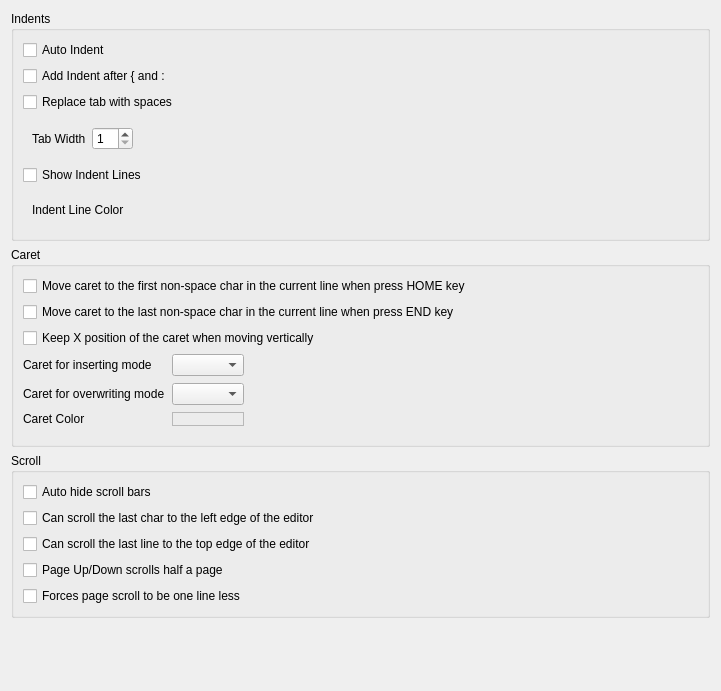
This is RedPandaIDE/settingsdialog/editorgeneralwidget.ui in royqh1979/RedPanda-CPP as Qt 5 draws it before an edit. The edited form follows.
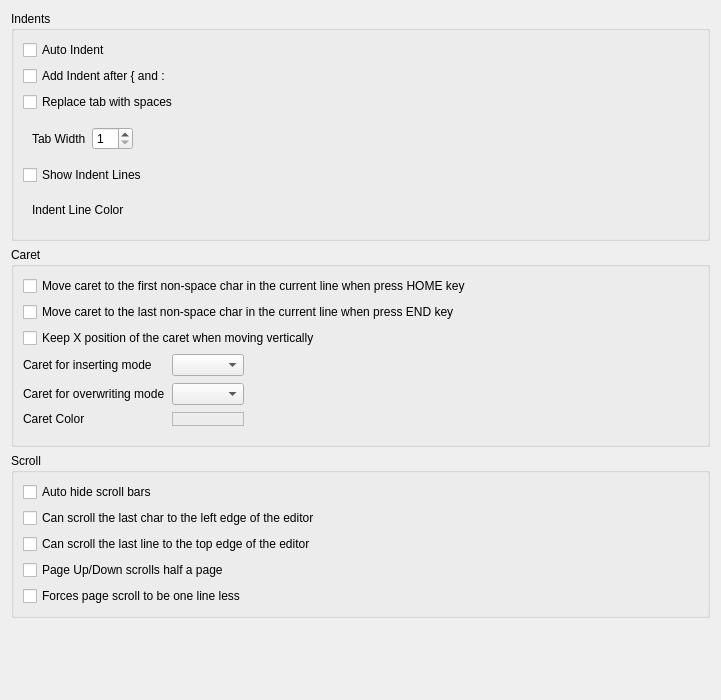
This is the edited form. Custom widgets are drawn as their Qt base class.

What changed in the file:
```diff
--- a/RedPandaIDE/settingsdialog/editorgeneralwidget.ui
+++ b/RedPandaIDE/settingsdialog/editorgeneralwidget.ui
@@ -7,7 +7,7 @@
     <x>0</x>
     <y>0</y>
     <width>721</width>
-    <height>691</height>
+    <height>700</height>
    </rect>
   </property>
   <property name="windowTitle">
```
